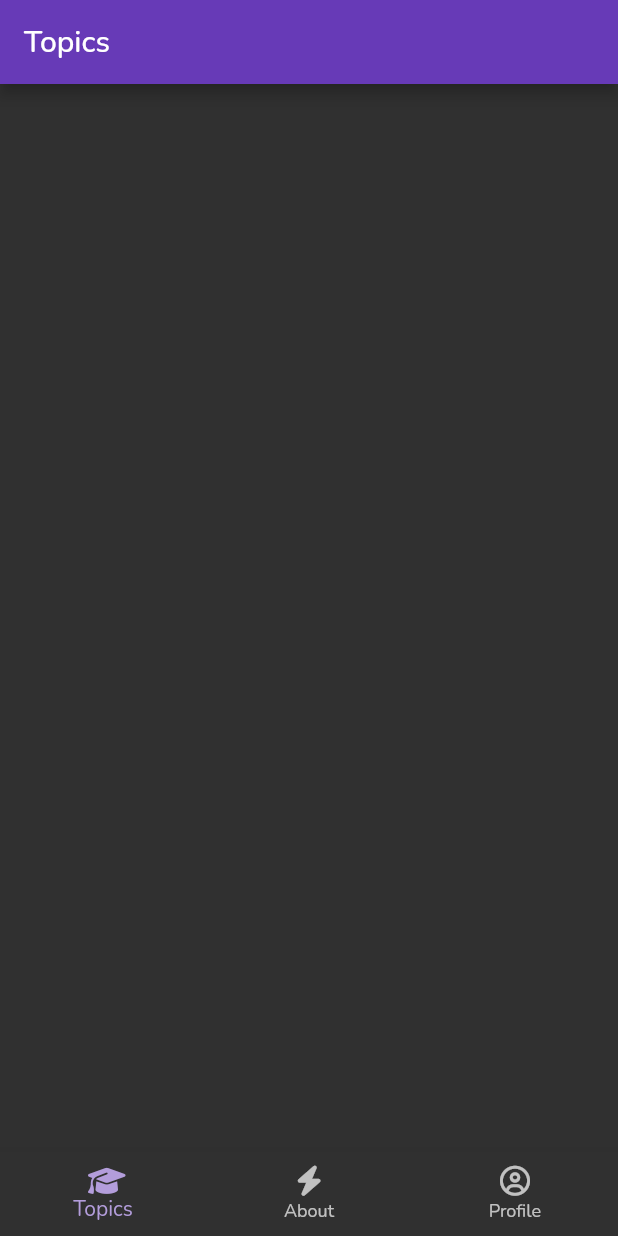
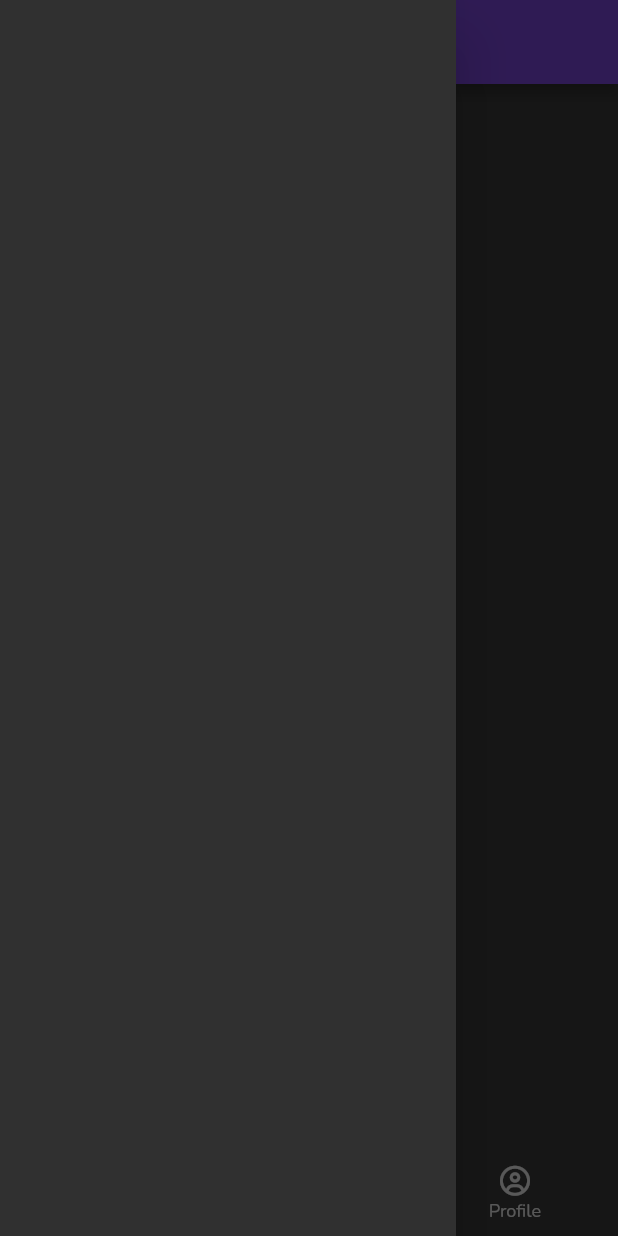
Before and after one commit to bensiu123/QuizApp, a Flutter app: the screen it shows once a user with an empty profile is signed in, with the side drawer open (before the commit the screen has no drawer), on a phone screen of 412 x 824 dp. Run offline on Flutter 3.47's test engine with Material 2 defaults, Android fonts, the phone set to English and light mode, and no system bars; our stand-ins replace cloud_firestore, firebase_auth, firebase_core, font_awesome_flutter, google_fonts, google_sign_in and 2 more; accounts and stored records are empty; network calls fail.

Commit message:
finished topics, topic, profile screens

```diff
--- a/lib/main.dart
+++ b/lib/main.dart
@@ -1,11 +1,14 @@
 import 'package:fireship_quizapp/routes.dart';
+import 'package:fireship_quizapp/services/firestore.dart';
 import 'package:fireship_quizapp/theme.dart';
 import 'package:flutter/material.dart';
 
 // Import the firebase_core plugin
 import 'package:firebase_core/firebase_core.dart';
+import 'package:provider/provider.dart';
 
 import 'firebase_options.dart';
+import 'services/models.dart';
 
 void main() {
   WidgetsFlutterBinding.ensureInitialized();
@@ -52,9 +55,13 @@
 
         // Once complete, show your application
         if (snapshot.connectionState == ConnectionState.done) {
-          return MaterialApp(
-            routes: appRoutes,
-            theme: appTheme,
+          return StreamProvider(
+            create: (_) => FirestoreService().streamReport(),
+            initialData: Report(),
+            child: MaterialApp(
+              routes: appRoutes,
+              theme: appTheme,
+            ),
           );
         }
 
--- a/lib/services/models.dart
+++ b/lib/services/models.dart
@@ -66,7 +66,7 @@ class Topic {
 class Report {
   String uid;
   int total;
-  Map topics;
+  Map<String, List<String>> topics;
 
   Report({this.uid = '', this.topics = const {}, this.total = 0});
   factory Report.fromJson(Map<String, dynamic> json) => _$ReportFromJson(json);
--- /dev/null
+++ b/lib/topics/drawer.dart
@@ -0,0 +1,42 @@
+import 'package:flutter/material.dart';
+import 'package:font_awesome_flutter/font_awesome_flutter.dart';
+import 'package:provider/provider.dart';
+
+import '../services/models.dart';
+import 'quiz_list.dart';
+
+class TopicsDrawer extends StatelessWidget {
+  final List<Topic> topics;
+  const TopicsDrawer({Key? key, required this.topics}) : super(key: key);
+
+  @override
+  Widget build(BuildContext context) {
+    return Drawer(
+      child: ListView.separated(
+        shrinkWrap: true,
+        itemCount: topics.length,
+        itemBuilder: (context, index) {
+          final topic = topics[index];
+          return Column(
+            crossAxisAlignment: CrossAxisAlignment.start,
+            children: [
+              Padding(
+                padding: const EdgeInsets.only(top: 10, left: 10),
+                child: Text(
+                  topic.title,
+                  style: const TextStyle(
+                    fontSize: 20,
+                    fontWeight: FontWeight.bold,
+                    color: Colors.white70,
+                  ),
+                ),
+              ),
+              QuizList(topic: topic)
+            ],
+          );
+        },
+        separatorBuilder: (context, index) => const Divider(),
+      ),
+    );
+  }
+}
--- a/lib/topics/topic.dart
+++ b/lib/topics/topic.dart
@@ -1,6 +1,7 @@
 import 'package:flutter/material.dart';
 
 import '../services/models.dart';
+import 'quiz_list.dart';
 
 class TopicScreen extends StatelessWidget {
   final Topic topic;
@@ -26,7 +27,8 @@ class TopicScreen extends StatelessWidget {
               fontSize: 20,
               fontWeight: FontWeight.bold,
             ),
-          )
+          ),
+          QuizList(topic: topic)
         ],
       ),
     );
--- a/lib/topics/topics.dart
+++ b/lib/topics/topics.dart
@@ -1,10 +1,11 @@
-import 'package:fireship_quizapp/services/firestore.dart';
-import 'package:fireship_quizapp/shared/error.dart';
-import 'package:fireship_quizapp/topics/topic_item.dart';
+import '../services/firestore.dart';
+import '../shared/error.dart';
+import 'topic_item.dart';
 import 'package:flutter/material.dart';
 import '../services/models.dart';
 import '../shared/bottom_nav.dart';
 import '../shared/loading.dart';
+import 'drawer.dart';
 
 class TopicsScreen extends StatelessWidget {
   const TopicsScreen({Key? key}) : super(key: key);
@@ -33,6 +34,7 @@ class TopicsScreen extends StatelessWidget {
               backgroundColor: Colors.deepPurple,
               title: const Text('Topics'),
             ),
+            drawer: TopicsDrawer(topics: topics),
             body: GridView.count(
               primary: false,
               padding: const EdgeInsets.all(20),
```
Also changed, not shown: lib/profile/profile.dart (+58 -5 lines), lib/topics/quiz_list.dart (added, +66 -0 lines), lib/services/models.g.dart.
